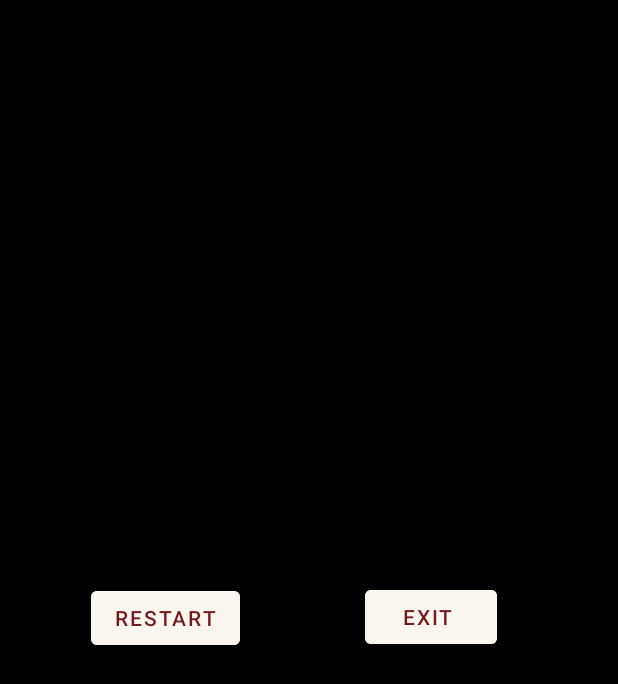
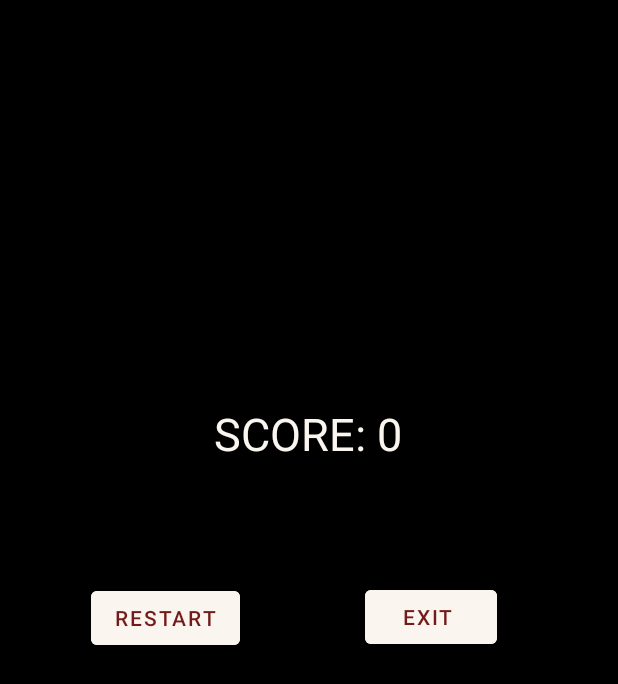
Before and after one commit to llam36/Cross-The-Road, an Android app: the layout gameover_screen.xml on its own in the app's theme, with its tools: preview values and no code run, on a phone screen of 412 x 824 dp. Shown: the top 684 px of the screen. Run offline under Robolectric (Android 15) with nearby library versions, the phone set to English and light mode, and no system bars.

Commit message:
Add the score display

```diff
--- a/app/src/main/java/com/example/sprint_2/GameOverScreen.java
+++ b/app/src/main/java/com/example/sprint_2/GameOverScreen.java
@@ -5,6 +5,7 @@ import android.content.Intent;
 import android.os.Bundle;
 import android.view.View;
 import android.widget.Button;
+import android.widget.TextView;
 
 import androidx.appcompat.app.AppCompatActivity;
 
@@ -12,18 +13,23 @@ public class GameOverScreen extends AppCompatActivity {
     private Button exitButton;
     private Button restartButton;
 
+    private TextView totalScoreLabel;
+    private Player player;
+
     @Override
     protected void onCreate(Bundle savedInstanceState) {
         super.onCreate(savedInstanceState);
         setContentView(R.layout.gameover_screen);
         exitButton = (Button) findViewById(R.id.exit);
         restartButton = (Button) findViewById(R.id.restart);
+        totalScoreLabel = (TextView) findViewById(R.id.totalScoreLabel);
+        String score = String.valueOf(player.getScore());
+        totalScoreLabel.setText(score);
         restartButton.setOnClickListener(new View.OnClickListener() {
             @Override
             public void onClick(View v) {
                 Intent send = new Intent(GameOverScreen.this, ConfigScreen.class);
                 startActivity(send);
-
             }
         });
         exitButton.setOnClickListener(new View.OnClickListener() {
--- a/app/src/main/res/layout/gameover_screen.xml
+++ b/app/src/main/res/layout/gameover_screen.xml
@@ -33,4 +33,19 @@
         app:layout_constraintStart_toEndOf="@+id/restart"
         app:layout_constraintTop_toTopOf="parent"
         app:layout_constraintVertical_bias="0.499" />
+
+    <TextView
+        android:id="@+id/totalScoreLabel"
+        android:layout_width="143dp"
+        android:layout_height="49dp"
+        android:text="SCORE: 0"
+        android:textColor="#FAF5EE"
+        android:textSize="30sp"
+        app:layout_constraintBottom_toBottomOf="parent"
+        app:layout_constraintEnd_toEndOf="parent"
+        app:layout_constraintHorizontal_bias="0.531"
+        app:layout_constraintStart_toStartOf="parent"
+        app:layout_constraintTop_toTopOf="parent"
+        app:layout_constraintVertical_bias="0.347" />
+
 </androidx.constraintlayout.widget.ConstraintLayout>
```
